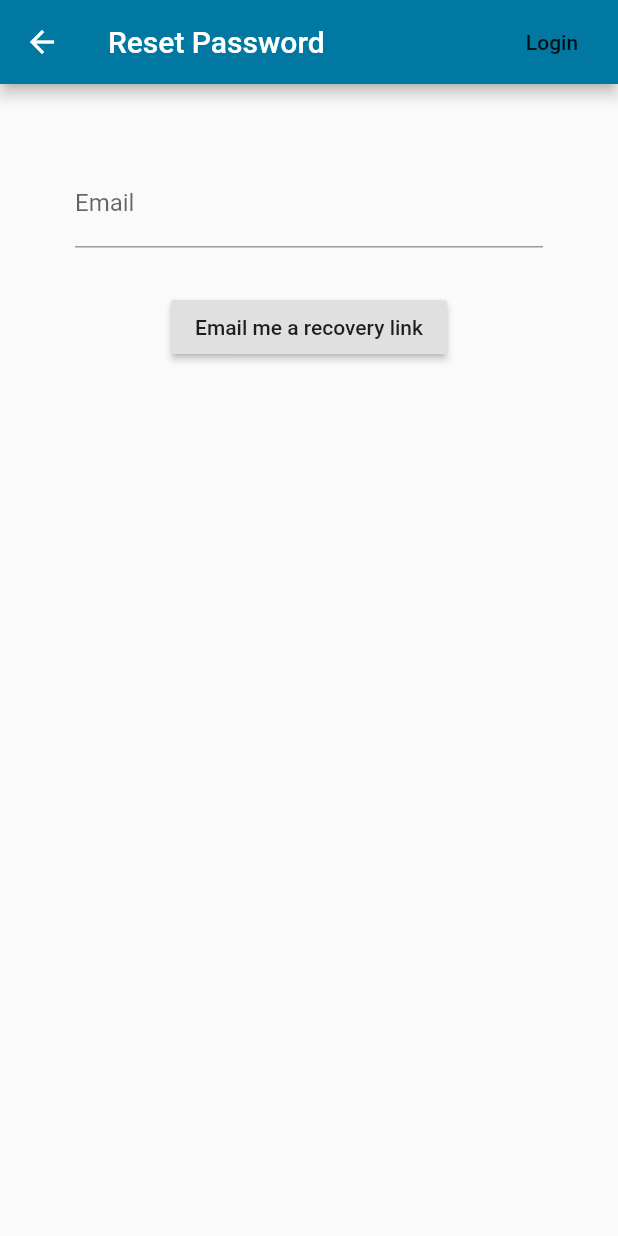
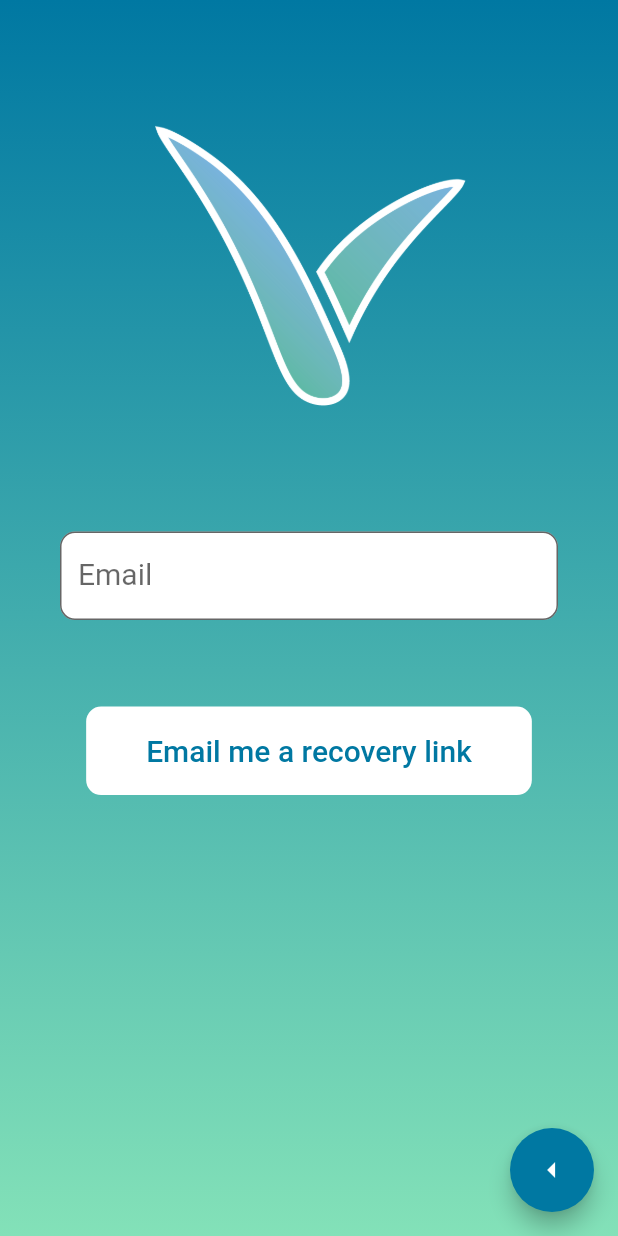
Before and after one commit to ayang726/flutterfire_test, a Flutter app: the ResetPassword screen opened directly, on a phone screen of 412 x 824 dp. Run offline on Flutter 3.47's test engine with Material 2 defaults, Android fonts, the phone set to English and light mode, and no system bars; our stand-ins replace firebase_auth, firebase_dynamic_links, flutter_spinkit; accounts and stored records are empty.

Commit message:
redesign reset password workflow

```diff
--- a/lib/screens/authentication/authenticate.dart
+++ b/lib/screens/authentication/authenticate.dart
@@ -57,7 +57,7 @@ class _AuthenticateState extends State<Authenticate> {
         // case LoginMethod.passwordlessLogin:
         //   return PasswordlessLogin(gotoAuthMethod: gotoAuthScreenWith);
         case LoginMethod.resetPassword:
-          return ResetPassword(goToAuthMethod: gotoAuthScreen);
+          return ResetPassword(navigateTo: gotoAuthScreen);
           break;
       }
     }
--- a/lib/screens/authentication/resetPassword.dart
+++ b/lib/screens/authentication/resetPassword.dart
@@ -1,11 +1,16 @@
 import 'package:flutter/material.dart';
 import 'package:flutter/services.dart';
 import 'package:flutterfire_test/screens/authentication/authenticate.dart';
+
 import 'package:flutterfire_test/services/firebaseAuth.dart';
+import 'package:flutterfire_test/widgets/spinner.dart';
+
+import 'authBtn.dart';
+import 'inputTextFormField.dart';
 
 class ResetPassword extends StatefulWidget {
-  final Function goToAuthMethod;
-  ResetPassword({this.goToAuthMethod});
+  final Function navigateTo;
+  ResetPassword({this.navigateTo});
 
   @override
   _ResetPassword createState() => _ResetPassword();
@@ -15,6 +20,8 @@ class _ResetPassword extends State<ResetPassword> {
   var email = '';
   var error = '';
   var emailSent = false;
+  var loading = false;
+  String message = "";
 
   AuthService _auth = AuthService();
   final _resetPasswordFormKey = GlobalKey<FormState>();
@@ -25,6 +32,8 @@ class _ResetPassword extends State<ResetPassword> {
       _auth.resetPassword(email).then((value) {
         setState(() {
           emailSent = true;
+          message =
+              'If an account exists, an email will be sent with instructions.';
         });
         print('Password reset email sent to $email');
         // check if email exists in database first
@@ -44,69 +53,98 @@ class _ResetPassword extends State<ResetPassword> {
     }
   }
 
+  void _handleLogin() {
+    widget.navigateTo(LoginMethod.loginWithEmailAndPasssword);
+  }
+
   @override
   Widget build(BuildContext context) {
-    return emailSent ?
-    Scaffold(
-      appBar: AppBar(
-        title: Text('Reset Password'),
-        actions: <Widget>[
-          FlatButton(
-            child: Text('Login'),
-            onPressed: () => widget.goToAuthMethod(LoginMethod.loginWithEmailAndPasssword),
-          )
-        ],
+    if (loading) {
+      return LoadingSpinner();
+    } else {
+      return LayoutBuilder(
+        builder: (BuildContext context, BoxConstraints viewportConstraints) {
+          return Scaffold(
+            floatingActionButton: FloatingActionButton(
+              child: Icon(Icons.arrow_left),
+              onPressed: _handleLogin,
+              foregroundColor: Colors.white,
+              backgroundColor: const Color(0xFF0078A2),
+              tooltip: 'Back to Log In',
             ),
-      body: Center(
-        child: Text('If an account exists, an email will be sent with instructions.')
-      )
-    )
-    : Scaffold(
-      appBar: AppBar(
-        title: Text('Reset Password'),
-        actions: <Widget>[
-          FlatButton(
-            child: Text('Login'),
-            onPressed: () => widget.goToAuthMethod(LoginMethod.loginWithEmailAndPasssword),
-          )
-        ],
+            body: SingleChildScrollView(
+              child: Container(
+                decoration: BoxDecoration(
+                  gradient: LinearGradient(
+                      begin: Alignment.topCenter,
+                      end: Alignment.bottomCenter,
+                      colors: [
+                        const Color(0xFF0078A2),
+                        const Color(0xFF83E1B8)
+                      ]),
                 ),
-      body: Container(
-        padding: EdgeInsets.all(50),
-        child: Form(
+                child: ConstrainedBox(
+                  constraints:
+                      BoxConstraints(minHeight: viewportConstraints.maxHeight),
+                  child: Column(
+                    children: [
+                      Padding(
+                        child: Image(
+                          image: AssetImage("assets/images/veralogo.png"),
+                          fit: BoxFit.contain,
+                        ),
+                        padding: const EdgeInsets.symmetric(
+                            horizontal: 100.0, vertical: 40.0),
+                      ),
+                      Form(
                         key: _resetPasswordFormKey,
+                        child: Container(
+                          margin: EdgeInsets.symmetric(horizontal: 40),
+                          height: 330,
                           child: Column(
+                            mainAxisAlignment: MainAxisAlignment.spaceBetween,
                             children: <Widget>[
-              TextFormField(
-                autocorrect: false,
-                decoration: InputDecoration(
+                              InputTextFormField(
+                                enable: true,
                                 labelText: 'Email',
-                ),
-                keyboardType: TextInputType.emailAddress,
-                onChanged: (value) {
+                                onChange: (value) {
                                   setState(() {
                                     email = value;
                                   });
                                 },
-                onFieldSubmitted: (_) => {_handleResetPassword()},
-                textInputAction: TextInputAction.send,
-                validator: (value) =>
-                    value.isEmpty ? "Email cannot be empty" : null,
+                                keyboardType: TextInputType.emailAddress,
+                                textInputAction: TextInputAction.done,
+                                validator: (value) => value.isEmpty
+                                    ? "Email cannot be empty"
+                                    : null,
+                              ),
+                              AuthBtn(
+                                text: 'Email me a recovery link',
+                                btnColor: Colors.white,
+                                textColor: const Color(0xFF0078A2),
+                                onPressed: _handleResetPassword,
                               ),
                               Text(
                                 error,
-                style: TextStyle(color: Colors.red, height: 2),
-                textAlign: TextAlign.left,
+                                style: TextStyle(color: Colors.red),
                               ),
-              RaisedButton(
-                child: Text('Email me a recovery link'),
-                onPressed: _handleResetPassword,
-
-              )
-            ]
-          )
-        )
-      )
+                              Text(
+                                message,
+                                style: TextStyle(
+                                    color: Colors.white, fontSize: 20),
+                              ),
+                            ],
+                          ),
+                        ),
+                      ),
+                    ],
+                  ),
+                ),
+              ),
+            ),
+          );
+        },
       );
     }
   }
+}
--- a/lib/screens/authentication/signup.dart
+++ b/lib/screens/authentication/signup.dart
@@ -165,7 +165,6 @@ class _SignupState extends State<Signup> {
                                     error,
                                     style: TextStyle(color: Colors.red),
                                   ),
-                                  Container()
                                 ],
                               ),
                             ),
```
Lines whose indentation alone changed are shown as unchanged.
